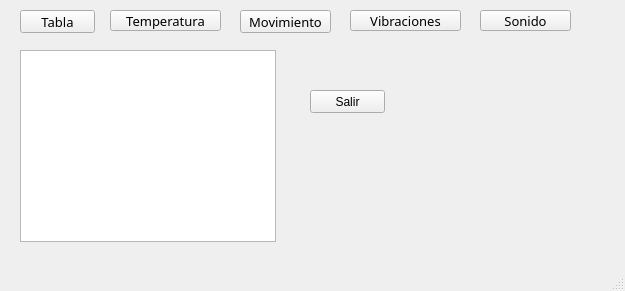
First picture: the form in sensores.ui, repository adrianlmt345/sensores_militar, before the edit.
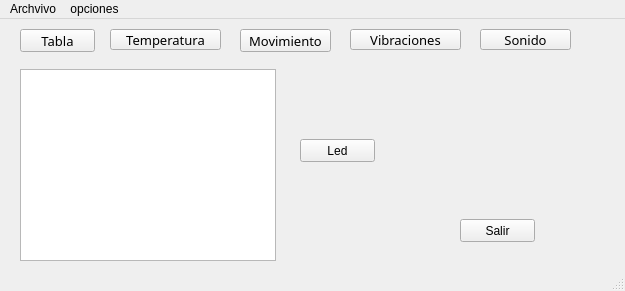
Second picture: the form after the edit. Icons and pictures are not drawn.

Patch:
```diff
--- a/sensores.ui
+++ b/sensores.ui
@@ -115,8 +115,8 @@
    <widget class="QPushButton" name="Salir">
     <property name="geometry">
      <rect>
-      <x>310</x>
-      <y>90</y>
+      <x>460</x>
+      <y>200</y>
       <width>75</width>
       <height>23</height>
      </rect>
@@ -154,6 +154,19 @@
      </rect>
     </property>
    </widget>
+   <widget class="QPushButton" name="Led">
+    <property name="geometry">
+     <rect>
+      <x>300</x>
+      <y>120</y>
+      <width>75</width>
+      <height>23</height>
+     </rect>
+    </property>
+    <property name="text">
+     <string>Led</string>
+    </property>
+   </widget>
   </widget>
   <widget class="QMenuBar" name="menubar">
    <property name="geometry">
@@ -164,6 +177,26 @@
      <height>21</height>
     </rect>
    </property>
+   <widget class="QMenu" name="menuFile">
+    <property name="title">
+     <string>Archvivo</string>
+    </property>
+    <addaction name="actionAbrir"/>
+    <addaction name="actionSalir"/>
+   </widget>
+   <widget class="QMenu" name="menuopciones">
+    <property name="title">
+     <string>opciones</string>
+    </property>
+    <addaction name="separator"/>
+    <addaction name="actionTABLA"/>
+    <addaction name="actionTemperatura"/>
+    <addaction name="actionMovimiento"/>
+    <addaction name="actionVibraciones"/>
+    <addaction name="actionSonido"/>
+   </widget>
+   <addaction name="menuFile"/>
+   <addaction name="menuopciones"/>
   </widget>
   <widget class="QStatusBar" name="statusbar"/>
  </widget>
```
Left out of the diff: 61 changed lines with no effect on the pictures.
